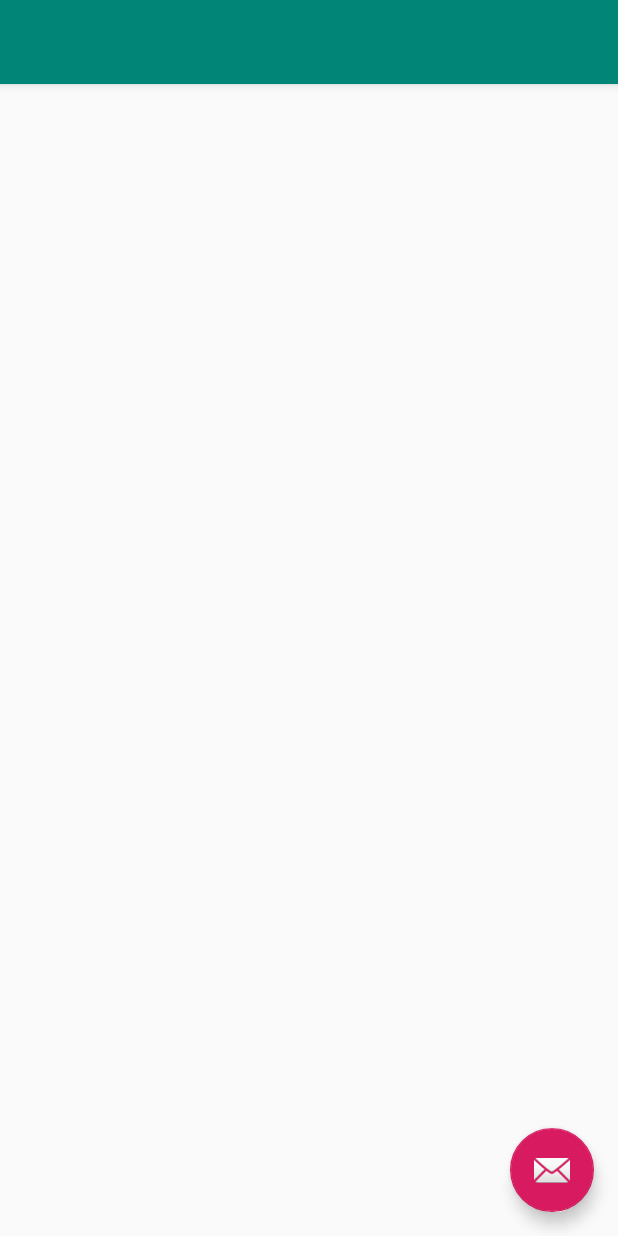
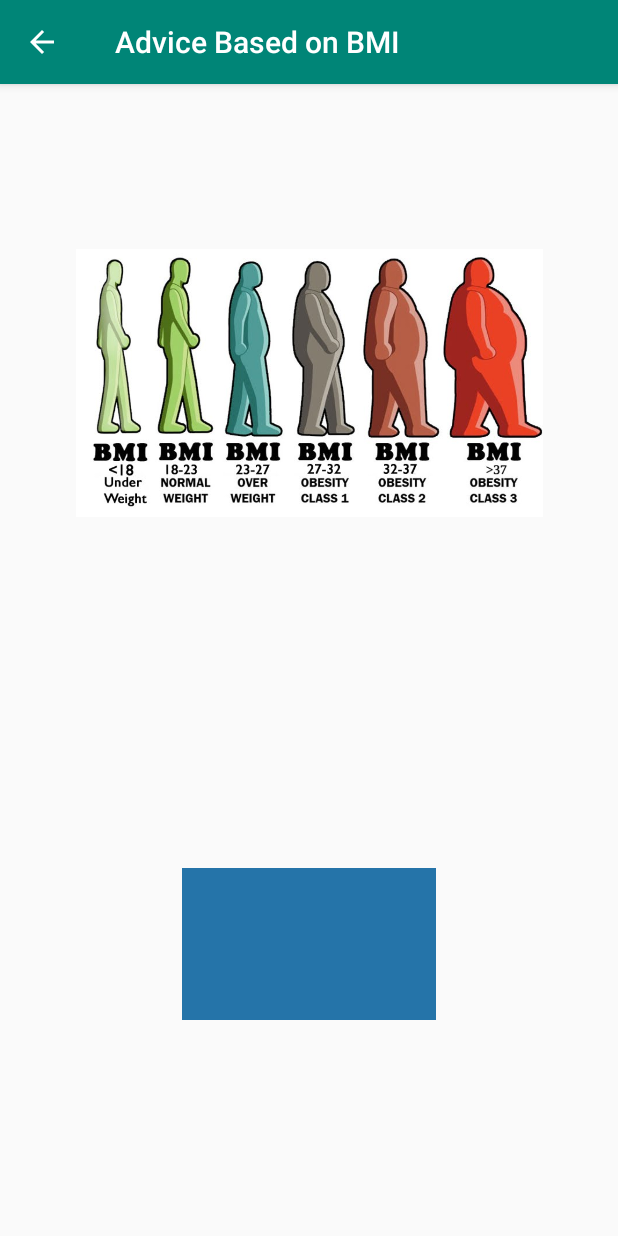
Before and after one commit to fareselkhouli/BMICalculator, an Android app: the Advice screen opened directly, with no data from a screen before it, on a phone screen of 412 x 824 dp. Run offline under Robolectric (Android 15) with nearby library versions, the phone set to English and light mode, and no system bars.

```diff
--- a/app/src/main/java/com/example/bmicalculator/Advice.java
+++ b/app/src/main/java/com/example/bmicalculator/Advice.java
@@ -1,58 +1,60 @@
+package com.example.bmicalculator;
 /**
  * @FaresElkhouli
  * @ZhiyuFeng
  */
-package com.example.bmicalculator;
 
 import android.os.Bundle;
+import android.widget.ImageView;
+import android.widget.TextView;
+import android.widget.Toast;
 import com.google.android.material.floatingactionbutton.FloatingActionButton;
 import com.google.android.material.snackbar.Snackbar;
 import androidx.appcompat.app.AppCompatActivity;
 import androidx.appcompat.widget.Toolbar;
 import android.view.View;
-import android.widget.Button;
-import android.widget.ImageView;
-import android.widget.TextView;
 
 public class Advice extends AppCompatActivity {
-    //instantiate objects
-    ImageView bmiPicture;
-    Button BackButton;
-    TextView AdviceBmiout;
 
+    ImageView imageOut;
+    TextView adviceOut;
 
     @Override
     protected void onCreate(Bundle savedInstanceState) {
         super.onCreate(savedInstanceState);
         setContentView(R.layout.activity_advice);
+        Toolbar toolbar = findViewById(R.id.toolbar);
+        setSupportActionBar(toolbar);
 
-        AdviceBmi = findViewById(R.id.adviceOutput);
-        BackButton = findViewById(R.id.BackButton);
-        bmiPicture = findViewById(R.id.imageOutput);
+        getSupportActionBar().setDisplayHomeAsUpEnabled(true);
 
-    }
+        adviceOut = findViewById(R.id.adviceOut);
+        imageOut = findViewById(R.id.imageOut);
+        double defaultVal = -1;
+        double bmiThresh1 = 18.5;
+        double bmiThresh2 = 24.9;
+        double bmiThresh3 = 29.9;
 
-    public void GetAdviceclicked(View view){
-        double bmi = Double.parseDouble(bmiOut.getText().toString());
-        if (bmi<18){
-            AdviceBmiout.setText("Under Weight");
-            bmiPicture.setImageResource(R.id.bmichart);
-        } else if (18<=bmi<23){
-            AdviceBmiout.setText("Normal");
-            bmiPicture.setImageResource(R.id.bmichart2);
-        } else if (23<=bmi<27){
-            AdviceBmiout.setText("Over Weight");
-            bmiPicture.setImageResource(R.id.bmichart3);
-        } else if (bmi>=27){
-            AdviceBmiout.setText("Obesity");
-            bmiPicture.setImageResource(R.id.bmichart4);
+        double bmi = getIntent().getDoubleExtra("bmi",defaultVal);
+        if(bmi == defaultVal){
+            Toast toast = Toast.makeText(Advice.this, "Error please go back and try again",Toast.LENGTH_SHORT);
+            toast.show();
+            return;
+        }
+
+        if (bmi<bmiThresh1){
+            adviceOut.setText("Under Weight");
+            imageOut.setImageResource(R.drawable.bmichart);
+        } else if (bmi >= bmiThresh1 && bmi < bmiThresh2){
+            adviceOut.setText("Normal");
+            imageOut.setImageResource(R.drawable.bmichart2);
+        } else if (bmi >= bmiThresh2 && bmi < bmiThresh3){
+            adviceOut.setText("Over Weight");
+            imageOut.setImageResource(R.drawable.bmichart3);
+        } else if (bmi>=bmiThresh3){
+            adviceOut.setText("Obese");
+            imageOut.setImageResource(R.drawable.bmichart4);
         }
     }
 
-    public void BackButtonclicked(View view){
-        TransitionManager.go(activity_main);
-    }
-
-
-
 }
--- a/app/src/main/res/layout/activity_advice.xml
+++ b/app/src/main/res/layout/activity_advice.xml
@@ -23,12 +23,4 @@
 
     <include layout="@layout/content_advice"/>
 
-    <com.google.android.material.floatingactionbutton.FloatingActionButton
-            android:id="@+id/fab"
-            android:layout_width="wrap_content"
-            android:layout_height="wrap_content"
-            android:layout_gravity="bottom|end"
-            android:layout_margin="@dimen/fab_margin"
-            app:srcCompat="@android:drawable/ic_dialog_email"/>
-
 </androidx.coordinatorlayout.widget.CoordinatorLayout>
--- a/app/src/main/res/layout/content_advice.xml
+++ b/app/src/main/res/layout/content_advice.xml
@@ -9,4 +9,17 @@
         tools:showIn="@layout/activity_advice"
         tools:context=".Advice">
 
+    <ImageView
+            android:layout_width="311dp"
+            android:layout_height="357dp" app:srcCompat="@drawable/bmichart" android:id="@+id/imageOut"
+            app:layout_constraintStart_toStartOf="parent"
+            app:layout_constraintEnd_toEndOf="parent" app:layout_constraintTop_toTopOf="parent"
+            app:layout_constraintBottom_toBottomOf="parent" app:layout_constraintVertical_bias="0.05"/>
+    <TextView
+            android:layout_width="169dp"
+            android:layout_height="101dp" android:id="@+id/adviceOut"
+            app:layout_constraintTop_toBottomOf="@+id/imageOut" app:layout_constraintStart_toStartOf="parent"
+            app:layout_constraintEnd_toEndOf="parent" app:layout_constraintBottom_toBottomOf="parent"
+            android:gravity="center_horizontal|center_vertical" android:textSize="25sp" android:background="#2574a9"
+            android:textColor="@android:color/white"/>
 </androidx.constraintlayout.widget.ConstraintLayout>
--- /dev/null
+++ b/settings.gradle
@@ -0,0 +1,2 @@
+include ':app'
+rootProject.name='BMICalculator'
```
Also changed, not shown: app/src/main/java/com/example/bmicalculator/MainActivity.java (+6 -8 lines), build.gradle (added, +27 -0 lines), gradle.properties (added, +19 -0 lines), app/src/main/res/drawable/bmichart.jpg (renamed from app/src/main/java/com/example/bmicalculator/bmichart.jpg), app/src/main/res/drawable/bmichart2.jpg (renamed from app/src/main/java/com/example/bmicalculator/bmichart2.jpg), app/src/main/res/drawable/bmichart3.jpg (renamed from app/src/main/java/com/example/bmicalculator/bmichart3.jpg), app/src/main/res/drawable/bmichart4.jpg (renamed from app/src/main/java/com/example/bmicalculator/bmichart4.jpg), gradle/wrapper/gradle-wrapper.properties (added), 5 other files.
